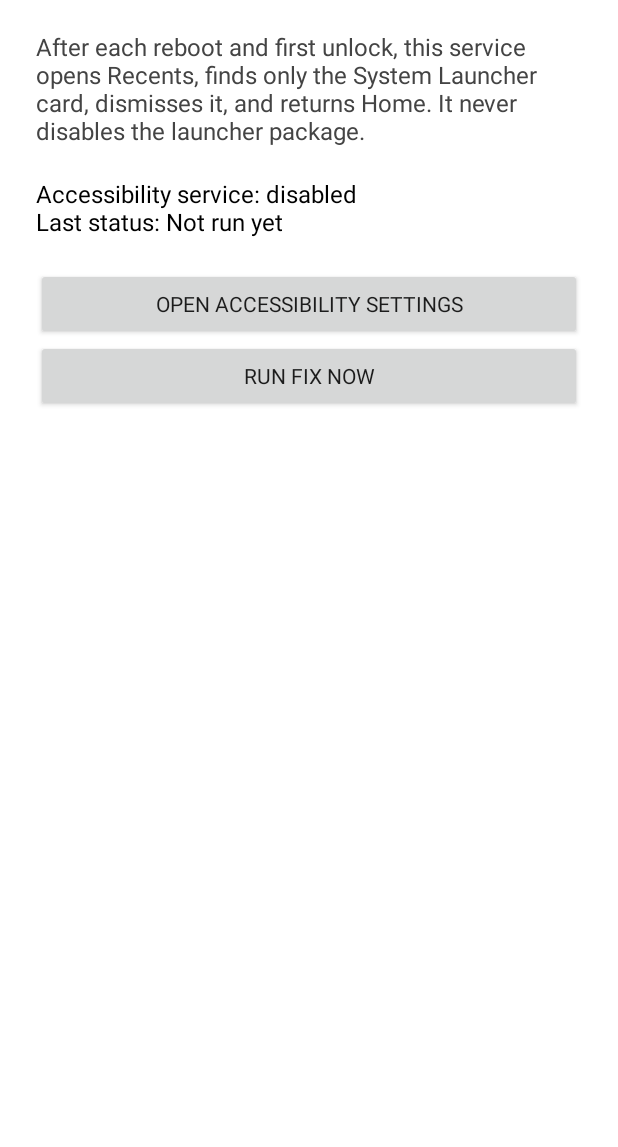
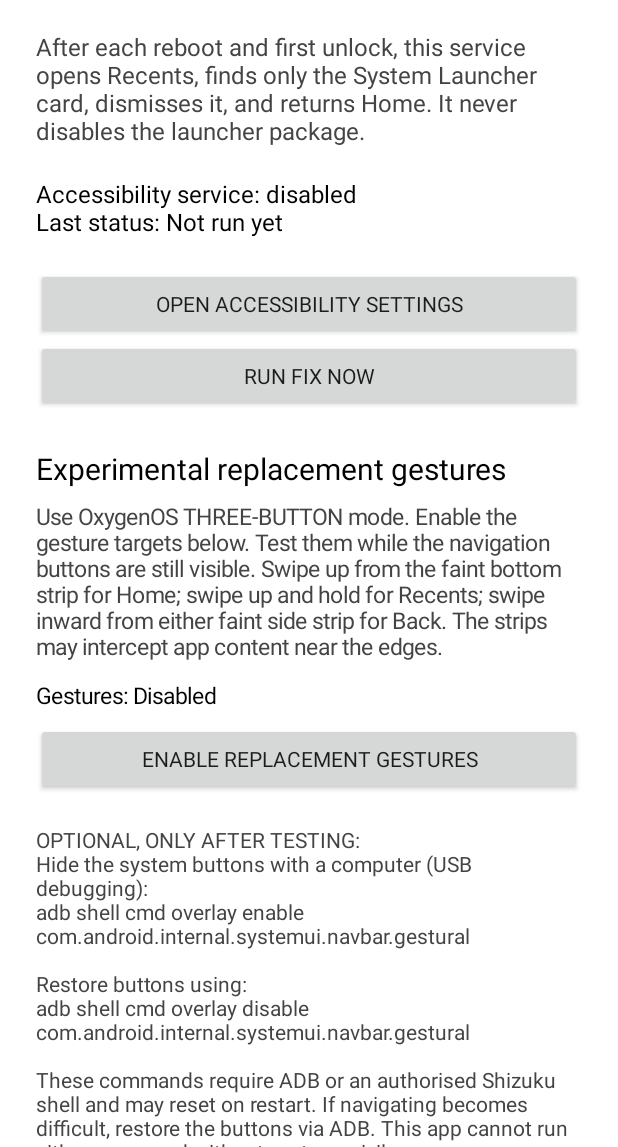
Before and after one commit to catfluoride/launcher-lag-guard, an Android app: the screen it shows after launch (MainActivity), after a tap on "OPEN ACCESSIBILITY SETTINGS", on a phone screen of 412 x 824 dp, the part 89-1236 px from its top. Run offline under Robolectric (Android 15) with nearby library versions, the phone set to English and light mode, and no system bars.

Commit message:
Add opt-in gesture controls and reversible ADB instructions

```diff
--- a/app/src/main/java/com/fabien/realme/launcherlagguard/MainActivity.java
+++ b/app/src/main/java/com/fabien/realme/launcherlagguard/MainActivity.java
@@ -13,6 +13,7 @@ import android.view.ViewGroup;
 import android.view.accessibility.AccessibilityManager;
 import android.widget.Button;
 import android.widget.LinearLayout;
+import android.widget.ScrollView;
 import android.widget.TextView;
 import android.widget.Toast;
 
@@ -20,6 +21,8 @@ import java.util.List;
 
 public final class MainActivity extends Activity {
     private TextView status;
+    private TextView gestureStatus;
+    private Button gestureButton;
 
     @Override
     protected void onCreate(Bundle savedInstanceState) {
@@ -72,7 +75,56 @@ public final class MainActivity extends Activity {
         runButton.setOnClickListener(v -> runNow());
         root.addView(runButton, matchWrap());
 
-        return root;
+        TextView gestureHeading = new TextView(this);
+        gestureHeading.setText("Experimental replacement gestures");
+        gestureHeading.setTextSize(20);
+        gestureHeading.setTextColor(Color.BLACK);
+        gestureHeading.setPadding(0, dp(24), 0, dp(8));
+        root.addView(gestureHeading, matchWrap());
+
+        TextView instructions = new TextView(this);
+        instructions.setText("Use OxygenOS THREE-BUTTON mode. Enable the gesture targets below. "
+                + "Test them while the navigation buttons are still visible. "
+                + "Swipe up from the faint bottom strip for Home; swipe up and hold for Recents; "
+                + "swipe inward from either faint side strip for Back. "
+                + "The strips may intercept app content near the edges.");
+        instructions.setTextSize(15);
+        instructions.setTextColor(Color.DKGRAY);
+        root.addView(instructions, matchWrap());
+
+        gestureStatus = new TextView(this);
+        gestureStatus.setTextSize(15);
+        gestureStatus.setTextColor(Color.BLACK);
+        gestureStatus.setPadding(0, dp(12), 0, dp(8));
+        root.addView(gestureStatus, matchWrap());
+
+        gestureButton = new Button(this);
+        gestureButton.setOnClickListener(v -> {
+            boolean next = !GuardState.gesturesEnabled(this);
+            GuardState.setGesturesEnabled(this, next);
+            LagGuardAccessibilityService.refreshGestureControls();
+            refreshStatus();
+        });
+        root.addView(gestureButton, matchWrap());
+
+        TextView advanced = new TextView(this);
+        advanced.setText("OPTIONAL, ONLY AFTER TESTING:\n"
+                + "Hide the system buttons with a computer (USB debugging):\n"
+                + "adb shell cmd overlay enable com.android.internal.systemui.navbar.gestural\n\n"
+                + "Restore buttons using:\n"
+                + "adb shell cmd overlay disable com.android.internal.systemui.navbar.gestural\n\n"
+                + "These commands require ADB or an authorised Shizuku shell and may reset "
+                + "on restart. If navigating becomes difficult, restore the buttons via ADB. "
+                + "This app cannot run either command without system privileges.");
+        advanced.setTextSize(14);
+        advanced.setTextColor(Color.DKGRAY);
+        advanced.setTextIsSelectable(true);
+        advanced.setPadding(0, dp(20), 0, dp(10));
+        root.addView(advanced, matchWrap());
+
+        ScrollView scroll = new ScrollView(this);
+        scroll.addView(root);
+        return scroll;
     }
 
     private void runNow() {
@@ -90,6 +142,12 @@ public final class MainActivity extends Activity {
     private void refreshStatus() {
         String enabled = isServiceEnabled() ? "enabled" : "disabled";
         status.setText("Accessibility service: " + enabled + "\nLast status: " + GuardState.lastResult(this));
+        if (gestureStatus != null && gestureButton != null) {
+            boolean gestures = GuardState.gesturesEnabled(this);
+            gestureStatus.setText("Gestures: " + GuardState.gestureStatus(this));
+            gestureButton.setText(gestures
+                    ? "Disable replacement gestures" : "Enable replacement gestures");
+        }
     }
 
     private boolean isServiceEnabled() {
```
